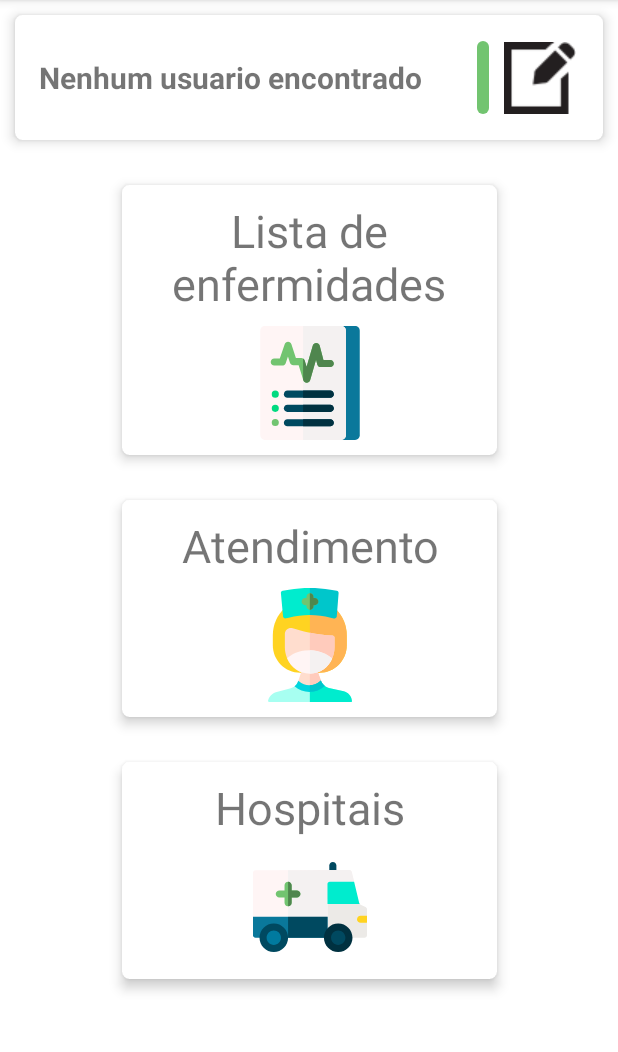
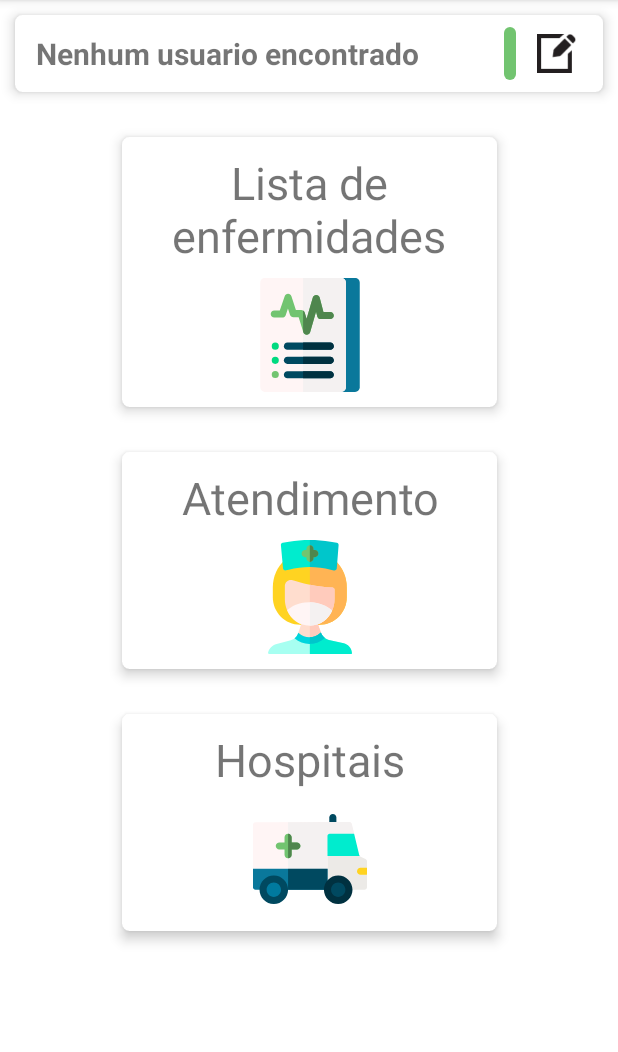
Before and after one commit to marcelolamenza/Triagem, an Android app: the fragment HomeFragment placed in its activity, on a phone screen of 412 x 824 dp, the part 84-1136 px from its top. Run offline under Robolectric (Android 15) with nearby library versions, the phone set to English and light mode, and no system bars; our stand-ins replace Firebase (no records; nobody signed in at launch, a user with empty details on screens opened directly), navigation-ui.

Commit message:
Changing home fragment name excibition

```diff
--- a/app/src/main/java/com/example/triagem/HomeFragment.kt
+++ b/app/src/main/java/com/example/triagem/HomeFragment.kt
@@ -24,7 +24,6 @@ class HomeFragment : Fragment(), FirebaseCallback {
 
     private lateinit var userCard: ConstraintLayout
     private lateinit var userName: TextView
-    private lateinit var nameLabel: TextView
     private lateinit var bloodType: TextView
     private lateinit var loadingGif: ImageView
     private var userID = Constants.User.NO_USER
@@ -54,7 +53,6 @@ class HomeFragment : Fragment(), FirebaseCallback {
     private fun bindViews(view: View) {
         userName = view.findViewById(R.id.name_info)
         userCard = view.findViewById(R.id.user_description)
-        nameLabel = view.findViewById(R.id.name_label)
         bloodType = view.findViewById(R.id.blood_type)
         loadingGif = view.findViewById(R.id.loading_gif)
     }
@@ -110,7 +108,7 @@ class HomeFragment : Fragment(), FirebaseCallback {
             userName.text = "$firstName $lastName"
             bloodType.text = userFinal.infoMap?.get(Constants.User.BLOOD_TYPE) ?: ""
         } else {
-            nameLabel.text = "Nenhum usuario encontrado"
+            userName.text = "Nenhum usuario encontrado"
         }
     }
 
--- a/app/src/main/res/layout/fragment_home.xml
+++ b/app/src/main/res/layout/fragment_home.xml
@@ -26,33 +26,23 @@
             android:layout_margin="8dp">
 
             <TextView
-                android:id="@+id/name_label"
-                style="@style/text_card"
-                android:layout_width="wrap_content"
+                android:id="@+id/name_info"
+                android:layout_width="0dp"
                 android:layout_height="wrap_content"
-                android:layout_marginHorizontal="8dp"
+                android:layout_marginHorizontal="6dp"
                 android:layout_marginVertical="20dp"
-                android:text="Nome:"
+                android:textStyle="bold"
+                android:text=""
+                android:textSize="@dimen/letter_size_small"
                 app:layout_constraintBottom_toBottomOf="parent"
                 app:layout_constraintStart_toStartOf="parent"
                 app:layout_constraintTop_toTopOf="parent" />
 
             <TextView
-                android:id="@+id/name_info"
-                android:layout_width="wrap_content"
-                android:layout_height="wrap_content"
-                android:text=""
-                android:textSize="@dimen/letter_size_small"
-                android:layout_marginLeft="6dp"
-                app:layout_constraintStart_toEndOf="@+id/name_label"
-                app:layout_constraintBottom_toBottomOf="@id/name_label"
-                app:layout_constraintTop_toTopOf="@+id/name_label"/>
-
-            <TextView
                 android:id="@+id/blood_type"
                 android:layout_width="wrap_content"
                 android:layout_height="wrap_content"
-                android:textSize="@dimen/letter_size_medium"
+                android:textSize="@dimen/letter_size_small"
                 android:padding="4dp"
                 android:textColor="@color/black"
                 android:layout_marginVertical="2dp"
@@ -65,12 +55,14 @@
 
             <ImageButton
                 android:id="@+id/edit_button"
-                android:layout_width="wrap_content"
-                android:layout_height="wrap_content"
+                android:layout_width="34dp"
+                android:layout_height="34dp"
+                android:padding="4dp"
                 android:src="@drawable/edit_icon"
                 android:background="@color/white"
                 android:textColor="@color/black"
-                android:layout_margin="10dp"
+                android:scaleType="fitCenter"
+                android:layout_margin="6dp"
                 app:layout_constraintTop_toBottomOf="parent"
                 app:layout_constraintBottom_toTopOf="parent"
                 app:layout_constraintEnd_toEndOf="parent"/>
```
